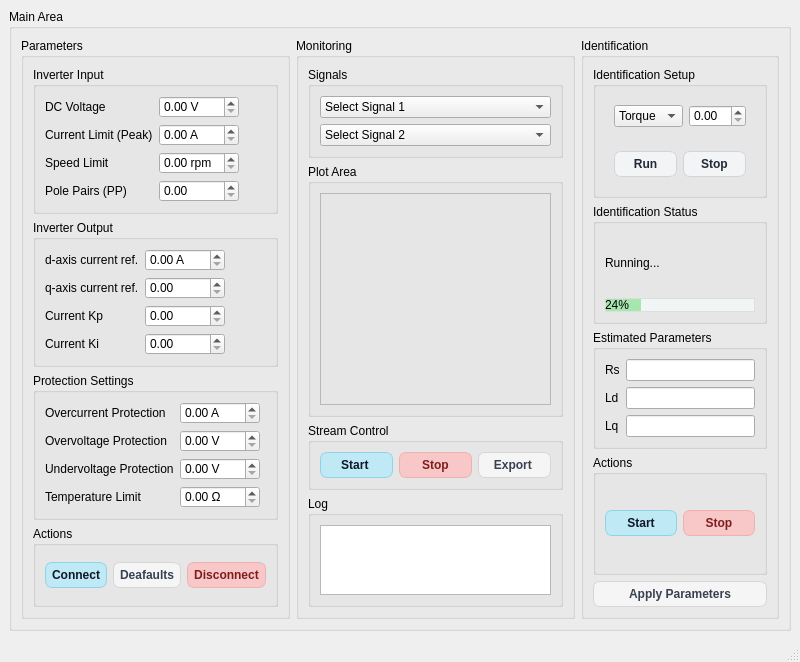
Qt form pantalla/main_window.ui (Albadlhm5/Low-Voltage-Inverter-App) before a commit.
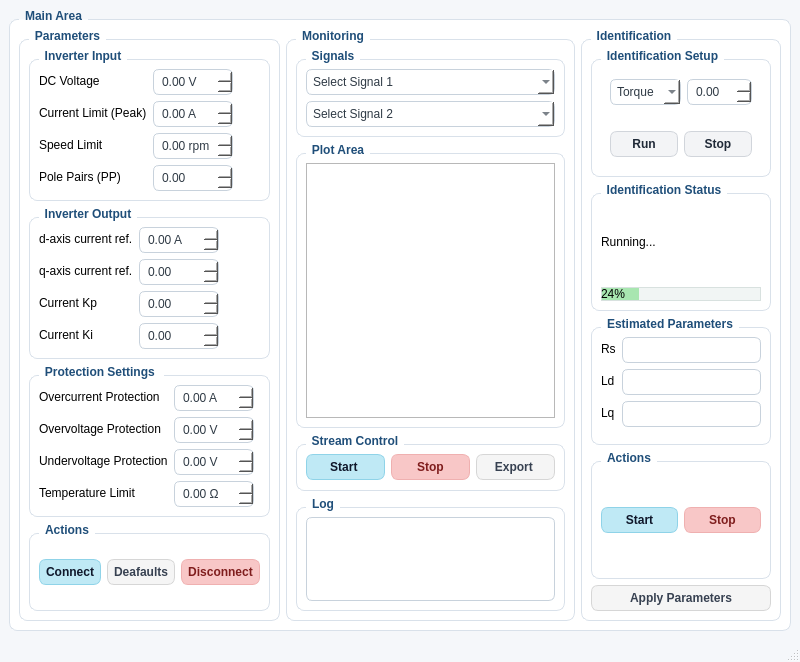
The same form after that commit.

Commit message: mejora estilo visual de la interfaz, mayoritariamente main.window

```diff
--- a/pantalla/main_window.ui
+++ b/pantalla/main_window.ui
@@ -13,6 +13,74 @@
   <property name="windowTitle">
    <string>MainWindow</string>
   </property>
+  <property name="styleSheet">
+   <string notr="true">/* --------------------------------------------------------- */
+/* FONDO GENERAL VENTANA PRINCIPAL                */
+/* --------------------------------------------------------- */
+QMainWindow {
+    background-color: #F5F7FA;
+}
+
+/* --------------------------------------------------------- */
+/* ESTILO GENERAL DE LOS GROUPBOX                      */
+/* Cambio de:
+   - color de fondo de los bloques
+   - borde
+   - esquinas redondeadas
+   - color del título
+*/
+/* --------------------------------------------------------- */
+QGroupBox {
+    background-color: #FFFFFF;
+    border: 1px solid #D9E1EA;
+    border-radius: 8px;
+    margin-top: 10px;
+    font-weight: 600;
+    color: #1F4E79;
+}
+
+/* --------------------------------------------------------- */
+/* TÍTULO DE LOS GROUPBOX                                    */
+/* Posición y espacio del título */
+/* --------------------------------------------------------- */
+QGroupBox::title {
+    subcontrol-origin: margin;
+    left: 10px;
+    padding: 0 4px 0 4px;
+}
+
+/* --------------------------------------------------------- */
+/* ESTILO DE CAJAS DE ENTRADA                                */
+/* Afecta a:
+   - QDoubleSpinBox
+   - QSpinBox
+   - QComboBox
+   - QLineEdit
+   - QPlainTextEdit
+
+   Cambio de:
+   - fondo blanco
+   - borde gris suave
+   - esquinas redondeadas
+   - color del texto
+*/
+/* --------------------------------------------------------- */
+QDoubleSpinBox, QSpinBox, QComboBox, QLineEdit, QPlainTextEdit {
+    background-color: #FFFFFF;
+    border: 1px solid #C8D2DC;
+    border-radius: 6px;
+    padding: 4px 6px;
+    color: #2F3A45;
+}
+
+/* --------------------------------------------------------- */
+/* EFECTO CUANDO HACES CLIC EN UNA CAJA                      */
+/* Cambia el borde al seleccionar el widget                  */
+/* --------------------------------------------------------- */
+QDoubleSpinBox:focus, QSpinBox:focus, QComboBox:focus, QLineEdit:focus, QPlainTextEdit:focus {
+    border: 1px solid #5AA9E6;
+}</string>
+  </property>
   <widget class="QWidget" name="centralwidget">
    <property name="styleSheet">
     <string notr="true">QPushButton {
```
The commit also changes 1 other file.
